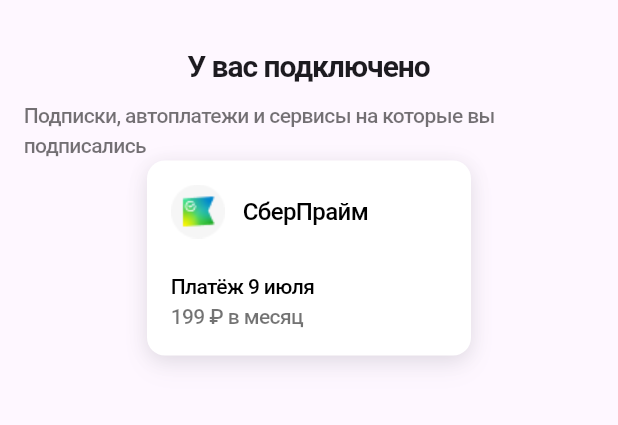
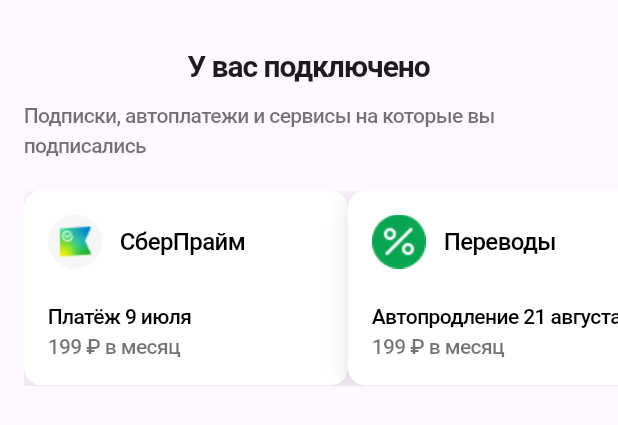
Before and after one commit to zavyalov-daniil/zavialov-flutter-1, a Flutter app: what subscriptions() shows on an empty page, opened directly, on a phone screen of 412 x 824 dp. Shown: the top 425 px of the screen. Run offline on Flutter 3.47's test engine with Material 3 defaults, Android fonts, the phone set to English and light mode, and no system bars; Roboto replaces fonts that are missing (SF Pro Display).

Commit message:
[+] add card list

```diff
--- a/lib/subscriptions/subscriptions.dart
+++ b/lib/subscriptions/subscriptions.dart
@@ -1,21 +1,21 @@
 import 'package:flutter/cupertino.dart';
-import 'subscription_card.dart';
+import 'package:flutter_zavyalov/subscriptions/subscriptions_list.dart';
 
 Widget subscriptions(BuildContext context) {
-  return Padding(
+  return Column(children: [
+    const Padding(
         padding: EdgeInsets.only(left: 16, top: 30, bottom: 20, right: 16),
         child: Column(
           children: [
-          const Text('У вас подключено',
+            Text('У вас подключено',
                 style: TextStyle(
                   fontSize: 20,
                   fontWeight: FontWeight.w700,
                   fontFamily: "SF Pro Display",
                   letterSpacing: -0.7,
                 )),
-          const SizedBox(height: 8),
-          const Text(
-              'Подписки, автоплатежи и сервисы на которые вы подписались',
+            SizedBox(height: 8),
+            Text('Подписки, автоплатежи и сервисы на которые вы подписались',
                 style: TextStyle(
                   fontSize: 14,
                   color: Color(0x8C000000),
@@ -23,8 +23,14 @@ Widget subscriptions(BuildContext context) {
                   fontFamily: "SF Pro Display",
                   letterSpacing: -0.42,
                 )),
-          subscriptionCard(context, 'assets/images/sber.png', 'СберПрайм',
-              'Платёж 9 июля', '199 ₽ в месяц'),
           ],
-      ));
+        )),
+    SizedBox(
+      height: 130,
+      child:Padding(
+        padding: const EdgeInsets.only(left: 16),
+        child: subscriptionList(context),
+      ),
+    ),
+  ]);
 }
--- /dev/null
+++ b/lib/subscriptions/subscriptions_list.dart
@@ -0,0 +1,16 @@
+import 'package:flutter/material.dart';
+
+import '../common/subscription_card.dart';
+
+Widget subscriptionList(BuildContext context) {
+  return ListView(
+      scrollDirection: Axis.horizontal,
+      shrinkWrap: true,
+      physics: ClampingScrollPhysics(),
+      children: [
+        subscriptionCard(context, 'assets/images/sber.png', 'СберПрайм',
+            'Платёж 9 июля', '199 ₽ в месяц'),
+        subscriptionCard(context, 'assets/images/percent.png', 'Переводы',
+            'Автопродление 21 августа', '199 ₽ в месяц'),
+      ]);
+}
```
Also changed, not shown: lib/common/subscription_card.dart (renamed from lib/subscriptions/subscription_card.dart). Lines whose indentation alone changed are shown as unchanged.
